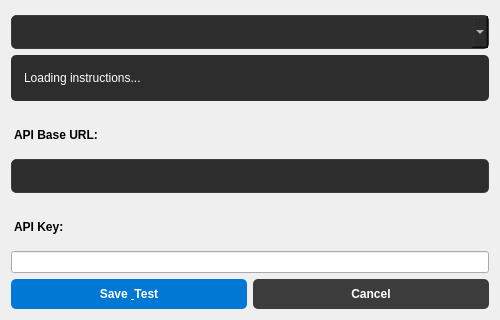
The window that ui_designer/login_dialog.ui (Arean82/llm_chat_app) describes before a commit, drawn with Qt 5; both pictures show x 0 to 500 and y 140 to 460 of the 500 by 460 pixel window.
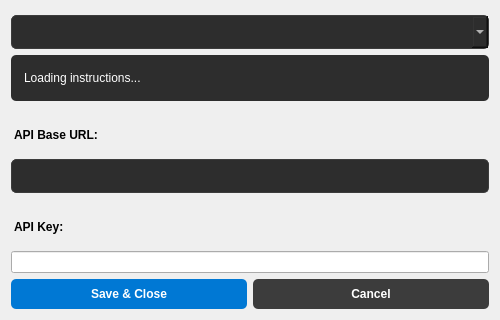
The same window after the commit.

What changed in the file:
```diff
--- a/ui_designer/login_dialog.ui
+++ b/ui_designer/login_dialog.ui
@@ -159,7 +159,7 @@
 }</string>
        </property>
        <property name="text">
-        <string>Save &amp; Test</string>
+        <string>Save &amp;&amp; Close</string>
        </property>
       </widget>
      </item>
```
